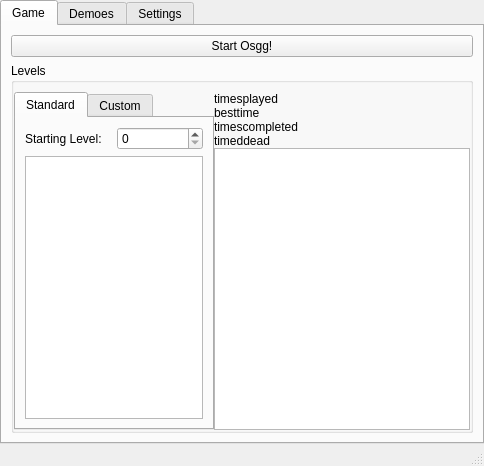
Old version of the form launcher/untitled.ui in the repository DusteDdk/Osgg.
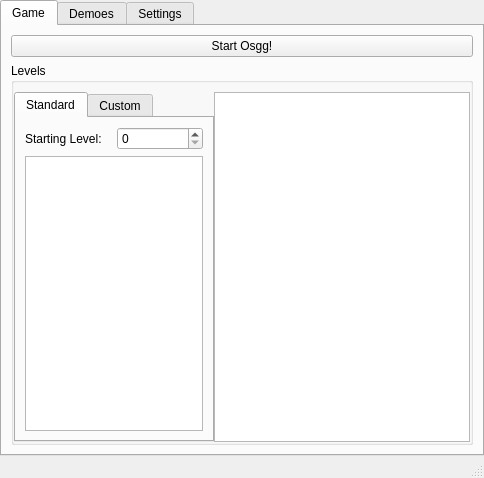
New version of the form. Icons and pictures are not drawn. Custom widgets are drawn as their Qt base class.

Commit message: Fixed segfault in launcher, added --no-zoom option and removed unused labels.

```diff
--- a/launcher/untitled.ui
+++ b/launcher/untitled.ui
@@ -8,7 +8,7 @@
     <x>0</x>
     <y>0</y>
     <width>484</width>
-    <height>466</height>
+    <height>478</height>
    </rect>
   </property>
   <property name="sizePolicy">
@@ -193,38 +193,6 @@
                </item>
                <item>
                 <layout class="QVBoxLayout" name="verticalLayout_6">
-                 <item>
-                  <layout class="QVBoxLayout" name="verticalLayout_5">
-                   <item>
-                    <widget class="QLabel" name="txtTimesPlayed">
-                     <property name="text">
-                      <string>timesplayed</string>
-                     </property>
-                    </widget>
-                   </item>
-                   <item>
-                    <widget class="QLabel" name="txtBestTime">
-                     <property name="text">
-                      <string>besttime</string>
-                     </property>
-                    </widget>
-                   </item>
-                   <item>
-                    <widget class="QLabel" name="txtTimesCompleted">
-                     <property name="text">
-                      <string>timescompleted</string>
-                     </property>
-                    </widget>
-                   </item>
-                   <item>
-                    <widget class="QLabel" name="txtTimesDead">
-                     <property name="text">
-                      <string>timeddead</string>
-                     </property>
-                    </widget>
-                   </item>
-                  </layout>
-                 </item>
                  <item>
                   <widget class="lvlpreviewview" name="lvlPreview">
                    <property name="sizePolicy">
```
Left out of the diff: 18 changed lines with no effect on the pictures. The commit also changes 3 other files.
